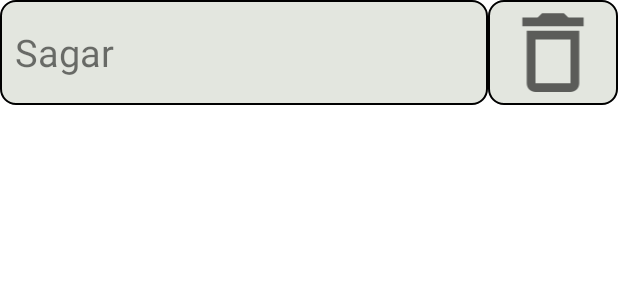
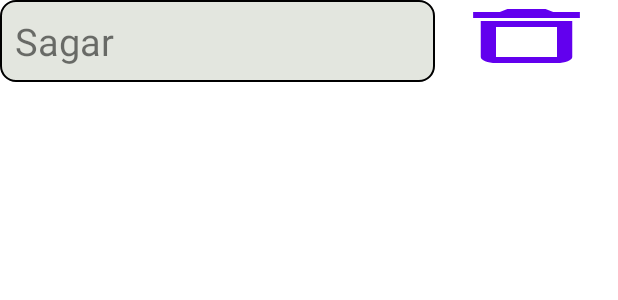
Before and after one commit to kyahaisab/Monitoring-App, an Android app: the layout item_note.xml on its own in the app's theme, with its tools: preview values and no code run, on a phone screen of 412 x 824 dp. Shown: the top 300 px of the screen. Run offline under Robolectric (Android 15) with nearby library versions, the phone set to English and light mode, and no system bars.

```diff
--- a/app/src/main/AndroidManifest.xml
+++ b/app/src/main/AndroidManifest.xml
@@ -10,6 +10,9 @@
         android:supportsRtl="true"
         android:theme="@style/Theme.NotesApp">
         <activity
+            android:name=".Display"
+            android:exported="true" />
+        <activity
             android:name=".MainActivity"
             android:exported="true">
             <intent-filter>
--- a/app/src/main/java/com/example/notesapp/NotesRVAdapter.kt
+++ b/app/src/main/java/com/example/notesapp/NotesRVAdapter.kt
@@ -23,6 +23,9 @@ class NotesRVAdapter(val context: Context, val listner: INotesRVAdapter) :
         val view = LayoutInflater.from(context).inflate(R.layout.item_note, parent, false)
         val viewHolder = NoteViewHolder(view)
         viewHolder.deleteButton.setOnClickListener {
+            listner.onDeleteClicked(allNotes[viewHolder.adapterPosition])
+        }
+        viewHolder.textView.setOnClickListener {
             listner.onItemClicked(allNotes[viewHolder.adapterPosition])
         }
         return viewHolder
@@ -41,10 +44,9 @@ class NotesRVAdapter(val context: Context, val listner: INotesRVAdapter) :
         allNotes.addAll(newList)
         notifyDataSetChanged()
     }
-
-
 }
 
 interface INotesRVAdapter {
+    fun onDeleteClicked(note: Note)
     fun onItemClicked(note: Note)
 }
--- a/app/src/main/res/drawable/ic_delete_24.xml
+++ b/app/src/main/res/drawable/ic_delete_24.xml
@@ -5,6 +5,6 @@
     android:viewportHeight="24"
     android:tint="?attr/colorControlNormal">
   <path
-      android:fillColor="@android:color/white"
+      android:fillColor="@color/black"
       android:pathData="M16,9v10H8V9h8m-1.5,-6h-5l-1,1H5v2h14V4h-3.5l-1,-1zM18,7H6v12c0,1.1 0.9,2 2,2h8c1.1,0 2,-0.9 2,-2V7z"/>
 </vector>
--- a/app/src/main/res/layout/activity_main.xml
+++ b/app/src/main/res/layout/activity_main.xml
@@ -41,7 +41,6 @@
         app:layout_constraintTop_toBottomOf="@id/addButton"
         app:layout_constraintStart_toStartOf="parent"
         app:layout_constraintEnd_toEndOf="parent"
-        tools:listitem="@layout/item_note"
         />
 
 </androidx.constraintlayout.widget.ConstraintLayout>
--- a/app/src/main/res/layout/item_note.xml
+++ b/app/src/main/res/layout/item_note.xml
@@ -3,12 +3,13 @@
     xmlns:app="http://schemas.android.com/apk/res-auto"
     xmlns:tools="http://schemas.android.com/tools"
     android:layout_width="match_parent"
-    android:layout_height="match_parent">
+    android:layout_height="wrap_content"
+    android:paddingBottom="5dp">
 
     <TextView
         android:id="@+id/text"
-        android:layout_width="325dp"
-        android:layout_height="70dp"
+        android:layout_width="290dp"
+        android:layout_height="wrap_content"
         app:layout_constraintStart_toStartOf="parent"
         app:layout_constraintTop_toTopOf="parent"
         android:background="@drawable/bordered"
@@ -18,12 +19,12 @@
         android:gravity="center_vertical"
         android:maxLines="1"/>
 
-    <ImageView
+    <Button
         android:id="@+id/deleteButton"
         android:layout_width="0dp"
-        android:layout_height="70dp"
-        android:background="@drawable/bordered"
+        android:layout_height="wrap_content"
         android:src="@drawable/ic_delete_24"
+        android:background="@drawable/ic_delete_24"
         app:layout_constraintEnd_toEndOf="parent"
         app:layout_constraintStart_toEndOf="@id/text"
         app:layout_constraintTop_toTopOf="parent"
```
Also changed, not shown: app/src/main/java/com/example/notesapp/Display.kt (added, +28 -0 lines), app/src/main/java/com/example/notesapp/MainActivity.kt (+21 -11 lines), app/src/main/res/layout/activity_display.xml (added, +21 -0 lines).
